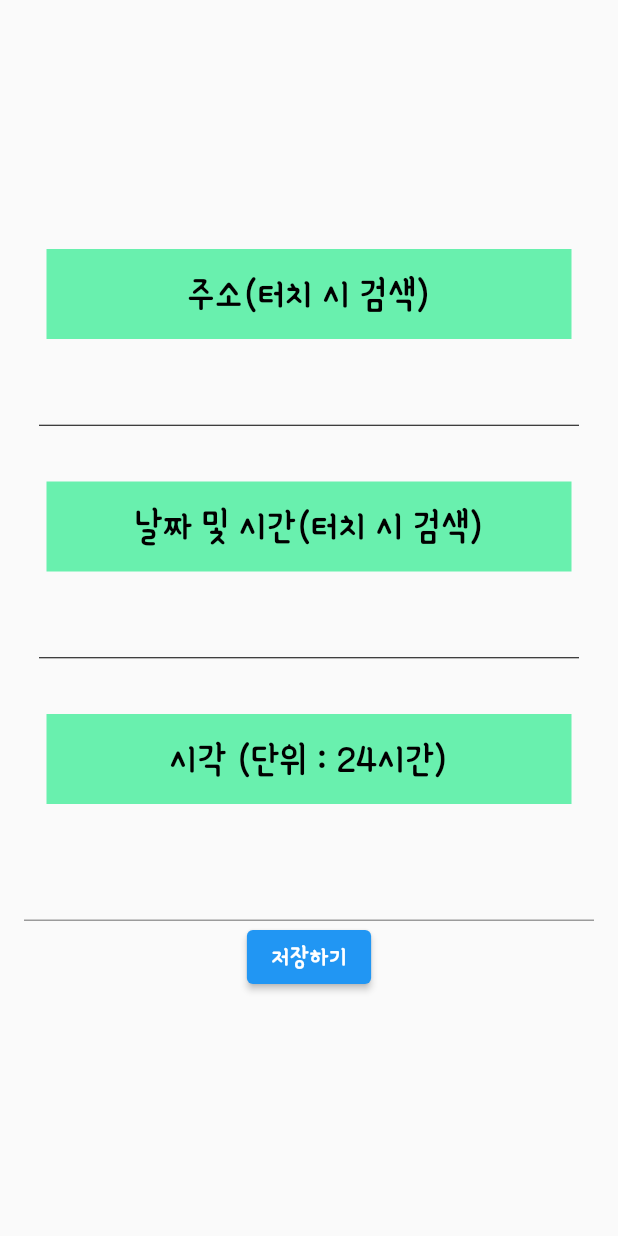
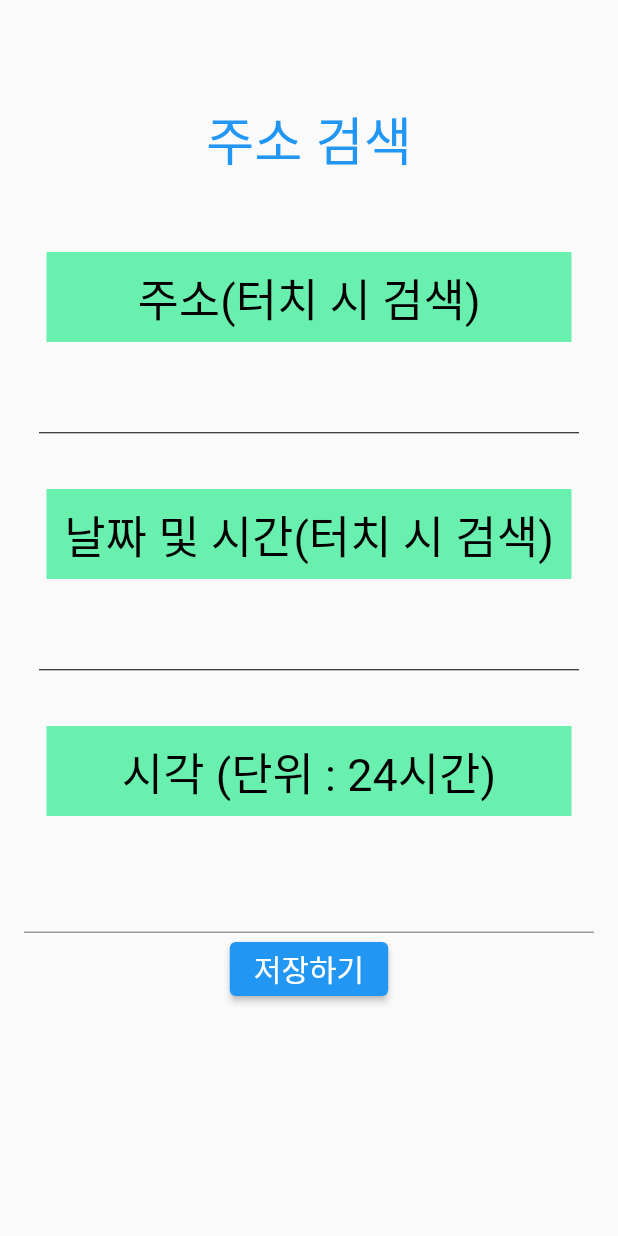
Before and after one commit to AppLutter/taean_airplane_noise_complaints_alarm, a Flutter app: the ComplaintsAnalysis screen opened directly, after a tap on "추가", on a phone screen of 412 x 824 dp. Run offline on Flutter 3.47's test engine with Material 2 defaults, Android fonts, the phone set to English and light mode, and no system bars; our stand-ins replace cloud_firestore, firebase_core, firebase_database, firebase_messaging, google_maps_flutter, location; missing offline and left inert: flutter_google_places, flutter_screen_lock, google_api_headers, google_maps_flutter_platform_interface, google_maps_webservice; accounts and stored records are empty.

Commit message:
저장용 커밋

```diff
--- a/lib/main.dart
+++ b/lib/main.dart
@@ -1,6 +1,7 @@
 import 'package:firebase_core/firebase_core.dart';
 import 'package:flutter/material.dart';
 import 'package:taeancomplaints/pages/map_select_page.dart';
+import 'package:firebase_messaging/firebase_messaging.dart';
 
 void main() async {
   WidgetsFlutterBinding.ensureInitialized();
@@ -14,7 +15,7 @@ class MyApp extends StatelessWidget {
   @override
   Widget build(BuildContext context) {
     return MaterialApp(
-      theme: ThemeData(fontFamily: 'yaNolJa'),
+      theme: ThemeData(),
       debugShowCheckedModeBanner: false,
       title: '태안 비행 민원 알림',
       home: MapSelectPage(),
--- a/lib/pages/complaints_analysis.dart
+++ b/lib/pages/complaints_analysis.dart
@@ -5,12 +5,10 @@ import 'package:flutter/material.dart';
 import 'package:flutter_google_places/flutter_google_places.dart';
 import 'package:google_maps_webservice/places.dart';
 import 'package:intl/intl.dart';
-import 'package:geocoding/geocoding.dart';
 
 import 'package:taeancomplaints/data/constants_and_statics.dart';
 import 'package:taeancomplaints/pages/time_pick.dart';
-import 'package:taeancomplaints/pages/map_add_complaints.dart';
-import 'package:flutter_google_places/flutter_google_places.dart';
+import 'package:firebase_messaging/firebase_messaging.dart';
 
 String chooseDate = ' ';
 String timeChoose = ' ';
@@ -21,6 +19,7 @@ class ComplaintsAnalysis extends StatefulWidget {
 }
 
 class _ComplaintsAnalysisState extends State<ComplaintsAnalysis> {
+  late FirebaseMessaging messaging;
   TextEditingController timeController = TextEditingController();
   String? loadDataString = ' ';
 
@@ -91,7 +90,7 @@ class _ComplaintsAnalysisState extends State<ComplaintsAnalysis> {
   }
 
   @override
-  Widget build(BuildContext context123) {
+  Widget build(BuildContext context) {
     return StreamBuilder(
       stream: FirebaseFirestore.instance.collection('taean_data').snapshots(),
       builder: (BuildContext context, AsyncSnapshot<QuerySnapshot> snapshot) {
@@ -128,7 +127,7 @@ class _ComplaintsAnalysisState extends State<ComplaintsAnalysis> {
                           borderRadius: BorderRadius.circular(10.0),
                         ),
                         context: context,
-                        backgroundColor: Colors.orangeAccent,
+                        backgroundColor: const Color(0xFFACFFEF),
                         builder: (context) {
                           return ListView.separated(
                             itemBuilder: (BuildContext context, int index) {
@@ -210,7 +209,17 @@ class _ComplaintsAnalysisState extends State<ComplaintsAnalysis> {
                               mainAxisAlignment: MainAxisAlignment.start,
                               children: [
                                 const SizedBox(
-                                  height: 150,
+                                  height: 50,
+                                ),
+                                const Text(
+                                  '주소 검색',
+                                  style: TextStyle(
+                                    fontSize: 35.0,
+                                    color: Colors.blue,
+                                  ),
+                                ),
+                                const SizedBox(
+                                  height: 50,
                                 ),
                                 GestureDetector(
                                   onTap: showSearchDialog,
@@ -367,8 +376,8 @@ class _ComplaintsAnalysisState extends State<ComplaintsAnalysis> {
               backgroundColor: Colors.indigo,
               centerTitle: true,
               title: const Text(
-                '민원 분석 페이지',
-                style: TextStyle(fontSize: 35.0),
+                '분석 페이지',
+                style: TextStyle(fontSize: 30.0),
               ),
             ),
             body: Center(
```
Also changed, not shown: lib/pages/map_add_complaints.dart (+29 -16 lines), lib/services/location_services.dart (deleted, +0 -29 lines), lib/services/polyline_services.dart (deleted, +0 -50 lines), pubspec.lock.
